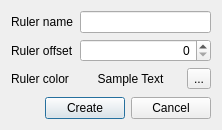
Qt form src/corelibs/U2View/src/util_ov_annotated_dna/ui/CreateRulerDialog.ui (violethaze74/ugene) before a commit.
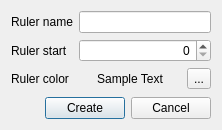
The same form after that commit.

Patch:
```diff
--- a/src/corelibs/U2View/src/util_ov_annotated_dna/ui/CreateRulerDialog.ui
+++ b/src/corelibs/U2View/src/util_ov_annotated_dna/ui/CreateRulerDialog.ui
@@ -45,7 +45,7 @@
         </sizepolicy>
        </property>
        <property name="text">
-        <string>Ruler offset</string>
+        <string>Ruler start</string>
        </property>
       </widget>
      </item>
```
